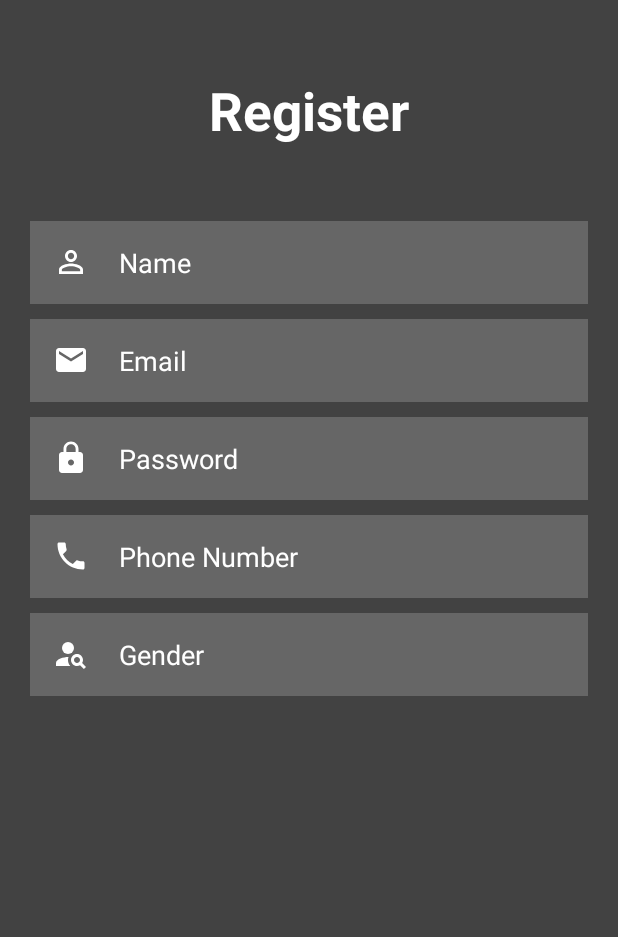
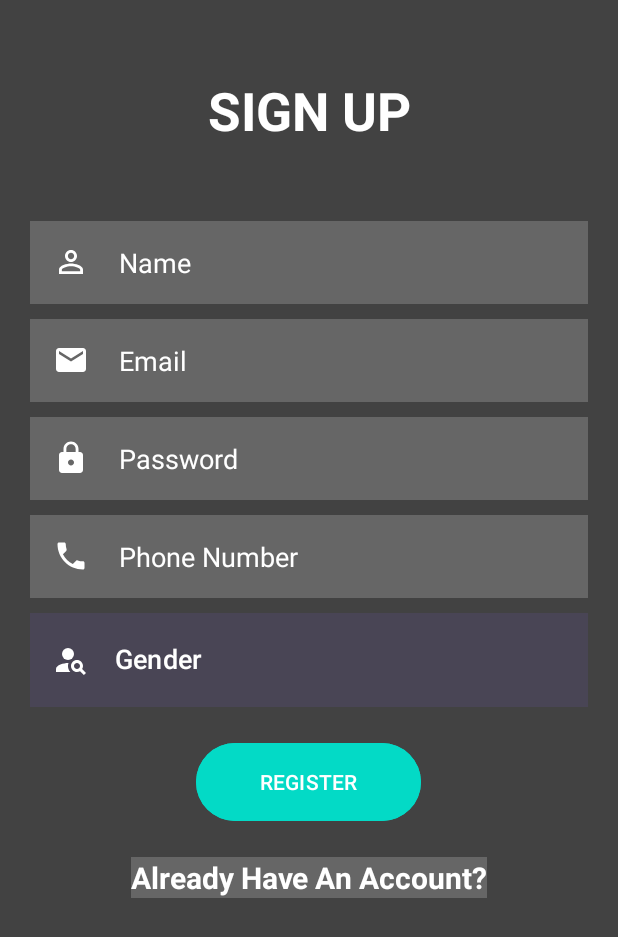
Before and after one commit to AbdulSalamGhazal/MB-BookStore, an Android app: the Register screen opened directly, with no data from a screen before it, on a phone screen of 412 x 824 dp. Shown: the top 937 px of the screen. Run offline under Robolectric (Android 15) with nearby library versions, the phone set to English and light mode, and no system bars.

Commit message:
edit in login and register pages

```diff
--- a/app/src/main/java/com/example/project_bookstore/Register.java
+++ b/app/src/main/java/com/example/project_bookstore/Register.java
@@ -3,10 +3,17 @@ package com.example.project_bookstore;
 import androidx.appcompat.app.AppCompatActivity;
 
 import android.app.DatePickerDialog;
+import android.content.Intent;
 import android.os.Bundle;
+import android.view.MenuItem;
 import android.view.View;
+import android.widget.Button;
 import android.widget.DatePicker;
 import android.widget.EditText;
+import android.widget.PopupMenu;
+import android.widget.TextView;
+
+import com.google.android.material.button.MaterialButton;
 
 import java.text.SimpleDateFormat;
 import java.util.Calendar;
@@ -18,7 +25,56 @@ public class Register extends AppCompatActivity {
     protected void onCreate(Bundle savedInstanceState) {
         super.onCreate(savedInstanceState);
         setContentView(R.layout.activity_register);
+        EditText name = (EditText)findViewById(R.id.name);
+        EditText email = (EditText)findViewById(R.id.email);
+        EditText password = (EditText)findViewById(R.id.newPassword);
+        EditText phone = (EditText) findViewById(R.id.PhoneNumber);
+        Button gender = (Button) findViewById(R.id.Gender);
 
 
+        //Register Button
+        MaterialButton regButton = (MaterialButton) findViewById(R.id.RegisterButton);
+        regButton.setOnClickListener(new View.OnClickListener() {
+            @Override
+            public void onClick(View v) {
+
+            }
+        });
+
+
+
+
+        //Popup Menu
+        gender.setOnClickListener(new View.OnClickListener() {
+            @Override
+            public void onClick(View v) {
+                PopupMenu popup = new PopupMenu(Register.this,gender);
+                popup.getMenuInflater().inflate(R.menu.pop,popup.getMenu());
+                popup.setOnMenuItemClickListener(new PopupMenu.OnMenuItemClickListener() {
+                    @Override
+                    public boolean onMenuItemClick(MenuItem item) {
+                        if(item.getItemId() == R.id.Male){
+                            gender.setText("Male");
+                        }
+                        if(item.getItemId() == R.id.Female){
+                            gender.setText("Female");
+                        }
+                        return true;
+                    }
+                });
+                popup.show();
+              }
+        });
+
+
+        //isNotReg TextView
+        TextView isReg = (TextView)findViewById(R.id.isReg);
+        isReg.setOnClickListener(new View.OnClickListener() {
+            @Override
+            public void onClick(View v) {
+                Intent i = new Intent(Register.this, SignIn.class);
+                startActivity(i);
+            }
+        });
     }
 }
--- a/app/src/main/res/layout/activity_register.xml
+++ b/app/src/main/res/layout/activity_register.xml
@@ -8,16 +8,18 @@
     tools:context=".Register">
 
     <TextView
-        android:id="@+id/Register"
+        android:id="@+id/RegisterText"
         android:layout_width="match_parent"
         android:layout_height="wrap_content"
+        android:layout_marginStart="50dp"
+        android:layout_marginTop="50dp"
+        android:layout_marginEnd="50dp"
+        android:layout_marginBottom="50dp"
         android:gravity="center"
-        android:text="Register"
+        android:text="SIGN UP"
         android:textColor="@color/white"
         android:textSize="35dp"
-        android:layout_margin="50dp"
-        android:textStyle="bold"
-        />
+        android:textStyle="bold" />
 
     <EditText
         android:id="@+id/name"
@@ -26,7 +28,7 @@
         android:background="#30ffffff"
         android:drawableLeft="@drawable/baseline_person_outline_24"
         android:drawablePadding="20dp"
-        android:layout_below="@id/Register"
+        android:layout_below="@id/RegisterText"
         android:hint="Name"
         android:padding="15dp"
         android:inputType="textPersonName"
@@ -65,7 +67,7 @@
         android:hint="Password"
         android:layout_marginTop="10dp"
         android:padding="15dp"
-        android:inputType="textEmailAddress"
+        android:inputType="textPassword"
         android:textColor="@color/white"
         android:textColorHint="@color/white"
         android:layout_marginLeft="20dp"
@@ -90,21 +92,54 @@
         android:layout_marginRight="20dp"
         />
 
-    <EditText
+    <Button
         android:id="@+id/Gender"
         android:layout_width="match_parent"
         android:layout_height="wrap_content"
+        android:layout_below="@id/PhoneNumber"
+        android:layout_marginLeft="20dp"
+        android:layout_marginTop="10dp"
+        android:layout_marginRight="20dp"
+        android:allowUndo="false"
         android:background="#30ffffff"
         android:drawableLeft="@drawable/baseline_person_search_24"
-        android:drawablePadding="20dp"
-        android:layout_below="@id/PhoneNumber"
-        android:hint="Gender"
-        android:layout_marginTop="10dp"
+        android:drawablePadding="90dp"
+        android:includeFontPadding="false"
         android:padding="15dp"
+        android:text="Gender"
+        android:textAlignment="textStart"
         android:textColor="@color/white"
-        android:textColorHint="@color/white"
+        android:textSize="18dp"
+        android:visibility="visible"
+        app:iconPadding="17dp" />
+
+    <com.google.android.material.button.MaterialButton
+        android:id="@+id/RegisterButton"
+        android:layout_width="150dp"
+        android:layout_height="60dp"
+        android:layout_below="@id/Gender"
+        android:layout_centerHorizontal="true"
+        android:layout_marginStart="20dp"
         android:layout_marginLeft="20dp"
+        android:layout_marginTop="20dp"
+        android:layout_marginEnd="20dp"
         android:layout_marginRight="20dp"
+        android:backgroundTint="@color/design_default_color_secondary"
+        android:text="REGISTER" />
+
+    <TextView
+        android:layout_width="wrap_content"
+        android:layout_height="wrap_content"
+        android:id="@+id/isReg"
+        android:layout_below="@id/RegisterButton"
+        android:text="Already Have An Account?"
+        android:textColor="@color/white"
+        android:layout_centerHorizontal="true"
+        android:layout_margin="20dp"
+        android:textSize="20dp"
+        android:textStyle="bold"
+        android:background="#30ffffff"
         />
 
+
 </RelativeLayout>
--- /dev/null
+++ b/app/src/main/res/menu/pop.xml
@@ -0,0 +1,12 @@
+<?xml version="1.0" encoding="utf-8"?>
+<menu xmlns:android="http://schemas.android.com/apk/res/android">
+
+    <item
+        android:id="@+id/Male"
+        android:title="Male"
+    />
+    <item
+        android:id="@+id/Female"
+        android:title="Female"
+    />
+</menu>
--- /dev/null
+++ b/app/src/main/res/values-land/dimens.xml
@@ -0,0 +1,3 @@
+<resources>
+    <dimen name="fab_margin">48dp</dimen>
+</resources>
--- /dev/null
+++ b/app/src/main/res/values-v23/themes.xml
@@ -0,0 +1,9 @@
+<resources xmlns:tools="http://schemas.android.com/tools">
+
+    <style name="Theme.Project_BookStore" parent="Base.Theme.Project_BookStore">
+        <!-- Transparent system bars for edge-to-edge. -->
+        <item name="android:navigationBarColor">@android:color/transparent</item>
+        <item name="android:statusBarColor">@android:color/transparent</item>
+        <item name="android:windowLightStatusBar">?attr/isLightTheme</item>
+    </style>
+</resources>
--- /dev/null
+++ b/app/src/main/res/values-w1240dp/dimens.xml
@@ -0,0 +1,3 @@
+<resources>
+    <dimen name="fab_margin">200dp</dimen>
+</resources>
--- /dev/null
+++ b/app/src/main/res/values-w600dp/dimens.xml
@@ -0,0 +1,3 @@
+<resources>
+    <dimen name="fab_margin">48dp</dimen>
+</resources>
--- /dev/null
+++ b/app/src/main/res/values/dimens.xml
@@ -0,0 +1,3 @@
+<resources>
+    <dimen name="fab_margin">16dp</dimen>
+</resources>
```
Also changed, not shown: app/src/main/java/com/example/project_bookstore/FirstFragment.java (added, +47 -0 lines), app/src/main/java/com/example/project_bookstore/MainActivity2.java (added, +53 -0 lines), app/src/main/java/com/example/project_bookstore/SecondFragment.java (added, +47 -0 lines), app/src/main/java/com/example/project_bookstore/SignIn.java (+12 -8 lines), app/src/main/res/layout/activity_main2.xml (added, +33 -0 lines), app/src/main/res/layout/activity_sign_in.xml (+20 -16 lines), app/src/main/res/layout/content_main.xml (added, +19 -0 lines), app/src/main/res/layout/fragment_first.xml (added, +35 -0 lines), app/src/main/res/layout/fragment_second.xml (added, +35 -0 lines), app/src/main/res/navigation/nav_graph.xml (added, +28 -0 lines).
